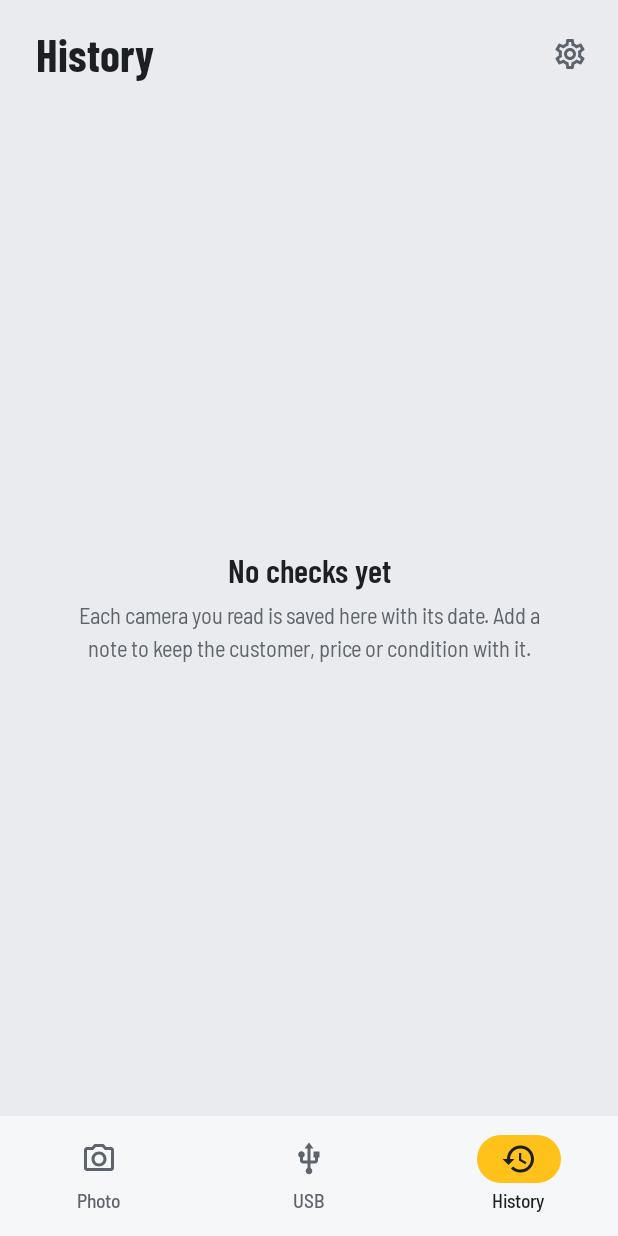
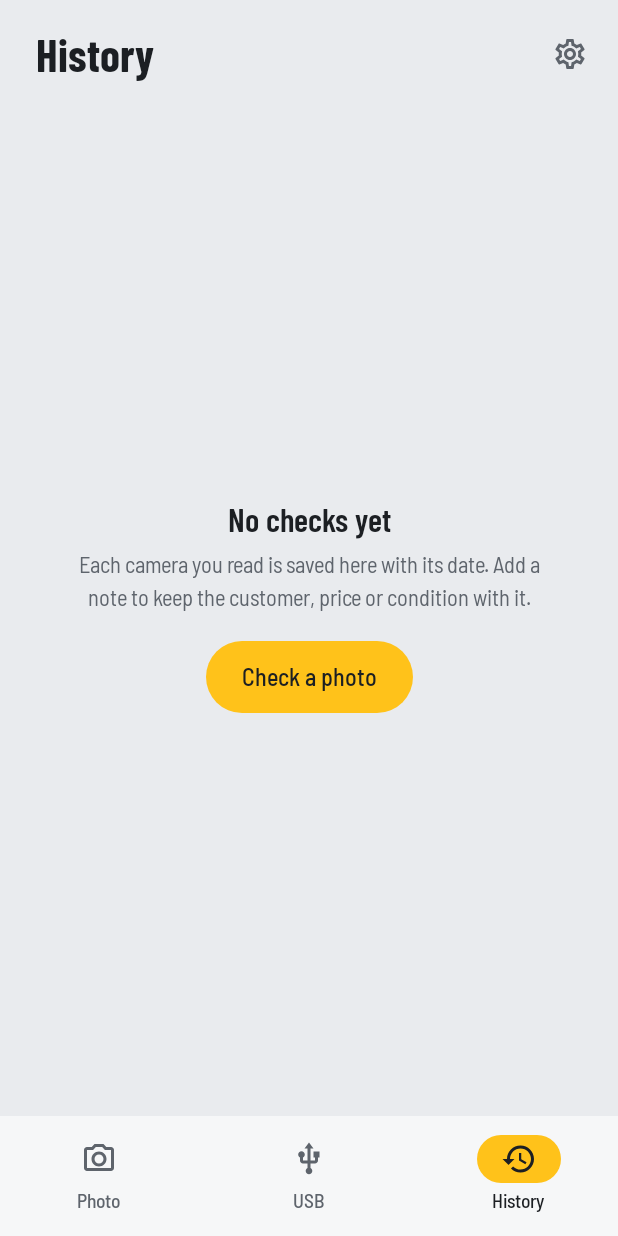
Before and after one commit to techmare/shutter-count, an Android app built with Jetpack Compose: the screen it shows after launch (MainActivity), item 3 of the bottom bar chosen, on a phone screen of 412 x 824 dp. Run offline under Robolectric (Android 15) with nearby library versions, the phone set to English and light mode, and no system bars.

Commit message:
Screen check round 2: main action on failed USB reads, say when no camera is found, notes out of the table, empty History offers a check
Co-Authored-By: Claude Opus 5.5 <noreply@anthropic.com>
Claude-Session: https://claude.ai/code/session_015PhSNZeKijvEKeLYF8XnVz

```diff
--- a/app/src/main/java/com/techmare/shuttercount/MainViewModel.kt
+++ b/app/src/main/java/com/techmare/shuttercount/MainViewModel.kt
@@ -201,7 +201,7 @@ class MainViewModel(app: Application) : AndroidViewModel(app) {
     fun readCanon(allowAdvanced: Boolean) {
         val device = findCamera(usbManager)
         if (device == null) {
-            _usb.value = UsbState.NoCamera
+            _usb.value = UsbState.Error("No camera found. Check that it's switched on and the cable is plugged in on both ends.")
             return
         }
         if (!usbManager.hasPermission(device)) {
--- a/app/src/main/java/com/techmare/shuttercount/ui/App.kt
+++ b/app/src/main/java/com/techmare/shuttercount/ui/App.kt
@@ -97,7 +97,7 @@ fun App(vm: MainViewModel, tab: Tab, onTab: (Tab) -> Unit) {
                 if (settingsOpen) SettingsScreen(vm) else when (tab) {
                     Tab.PHOTO -> PhotoScreen(vm, addNote)
                     Tab.USB -> UsbScreen(vm, addNote)
-                    Tab.HISTORY -> HistoryScreen(vm)
+                    Tab.HISTORY -> HistoryScreen(vm, onCheck = { onTab(Tab.PHOTO) })
                 }
             }
         }
--- a/app/src/main/java/com/techmare/shuttercount/ui/HistoryScreen.kt
+++ b/app/src/main/java/com/techmare/shuttercount/ui/HistoryScreen.kt
@@ -12,6 +12,7 @@ import androidx.compose.foundation.layout.fillMaxSize
 import androidx.compose.foundation.layout.fillMaxWidth
 import androidx.compose.foundation.layout.padding
 import androidx.compose.foundation.layout.size
+import androidx.compose.foundation.layout.height
 import androidx.compose.foundation.layout.width
 import androidx.compose.foundation.lazy.LazyColumn
 import androidx.compose.foundation.lazy.itemsIndexed
@@ -50,7 +51,7 @@ import com.techmare.shuttercount.data.formatDate
 import com.techmare.shuttercount.data.wearPercent
 
 @Composable
-fun HistoryScreen(vm: MainViewModel) {
+fun HistoryScreen(vm: MainViewModel, onCheck: () -> Unit) {
     val entries by vm.history.collectAsState()
     val context = LocalContext.current
     val c = LocalAppColors.current
@@ -69,6 +70,8 @@ fun HistoryScreen(vm: MainViewModel) {
                     "Each camera you read is saved here with its date. Add a note to keep the customer, price or condition with it.",
                     textAlign = TextAlign.Center, style = MaterialTheme.typography.bodyMedium, color = c.muted,
                 )
+                Spacer(Modifier.size(20.dp))
+                androidx.compose.material3.Button(onClick = onCheck, modifier = Modifier.height(48.dp)) { Text("Check a photo") }
             }
         }
     } else {
--- a/app/src/main/java/com/techmare/shuttercount/ui/PhotoScreen.kt
+++ b/app/src/main/java/com/techmare/shuttercount/ui/PhotoScreen.kt
@@ -94,9 +94,10 @@ fun PhotoScreen(vm: MainViewModel, onAddNote: () -> Unit) {
                     r.dateTaken?.let { add("Photo taken" to prettyExifDate(it)) }
                     s.fileName?.let { add("File" to it) }
                     r.software?.let { add("Software" to it) }
-                    addAll(r.details)
+                    addAll(r.details.filter { it.first != "Note" })
                 }
                 DetailRows(rows)
+                r.details.filter { it.first == "Note" }.forEach { Note(it.second, warning = false) }
 
                 if (count != null) {
                     Row(horizontalArrangement = Arrangement.spacedBy(10.dp), modifier = Modifier.fillMaxWidth()) {
--- a/app/src/main/java/com/techmare/shuttercount/ui/UsbScreen.kt
+++ b/app/src/main/java/com/techmare/shuttercount/ui/UsbScreen.kt
@@ -110,7 +110,7 @@ fun UsbScreen(vm: MainViewModel, onAddNote: () -> Unit) {
                     title = r.model,
                     trailing = r.serial?.let { "S/N $it" },
                     count = count,
-                    caption = if (count != null) "shutter actuations" else "No count yet",
+                    caption = if (count != null) "shutter actuations" else "No count read",
                     ratedLife = r.ratedLife,
                     ratedOfficial = r.ratedOfficial,
                     badge = if (experimental) "Experimental reading" else null,
@@ -123,6 +123,10 @@ fun UsbScreen(vm: MainViewModel, onAddNote: () -> Unit) {
                     if (r.canTryAdvanced) {
                         Button(onClick = { confirmAdvanced = true }, modifier = Modifier.fillMaxWidth().height(52.dp)) {
                             Text("Try advanced read")
+                        }
+                    } else {
+                        Button(onClick = { vm.readCanon(allowAdvanced = false) }, modifier = Modifier.fillMaxWidth().height(52.dp)) {
+                            Text("Read again")
                         }
                     }
                 }
```
